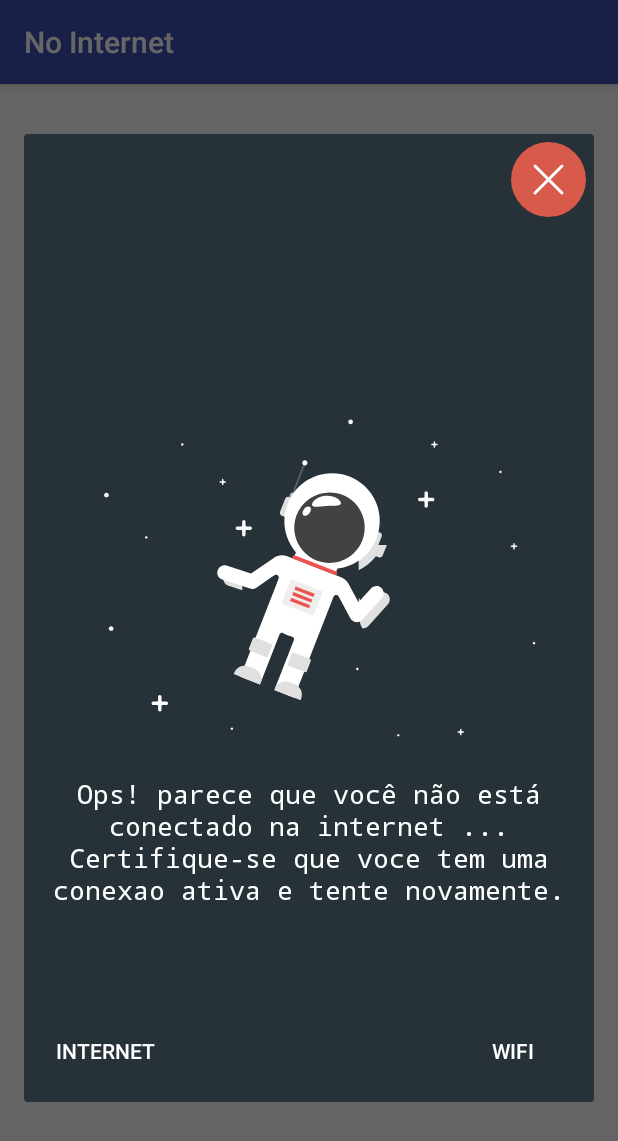
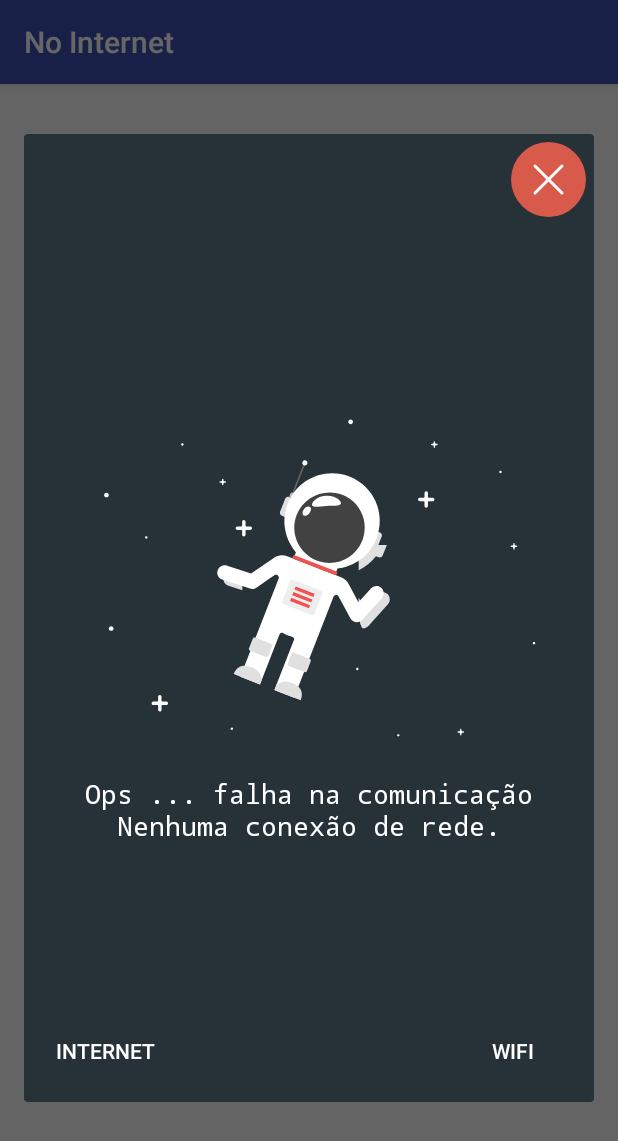
Before and after one commit to edersonlucas/Sem-Internet1, an Android app: the fragment DefaultNoNet placed in its activity, on a phone screen of 412 x 824 dp. Shown: the top 1141 px of the screen. Run offline under Robolectric (Android 15) with nearby library versions, the light colour scheme and no system bars.

Commit message:
Add files via upload

```diff
--- a/nonetworklibrary/src/main/res/layout/no_net_default.xml
+++ b/nonetworklibrary/src/main/res/layout/no_net_default.xml
@@ -33,7 +33,8 @@
               android:gravity="center"
               android:maxLines="4"
               android:padding="8dp"
-              android:text="Ops! parece que você não está conectado na internet ... Certifique-se que voce tem uma conexao ativa e tente novamente."
+              android:text="Ops ... falha na comunicação
+  Nenhuma conexão de rede."
               android:textAppearance="@style/TextAppearance.AppCompat.Medium"
               android:textColor="@android:color/white"
               app:layout_constraintTop_toBottomOf="@id/bottomGuide"/>
```
